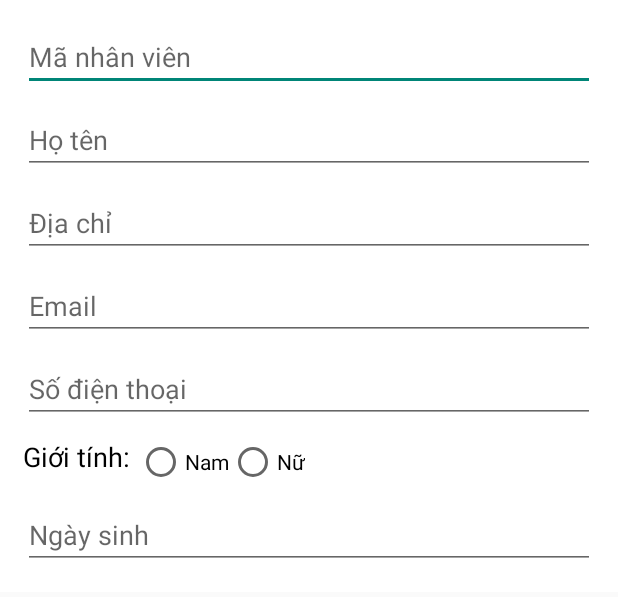
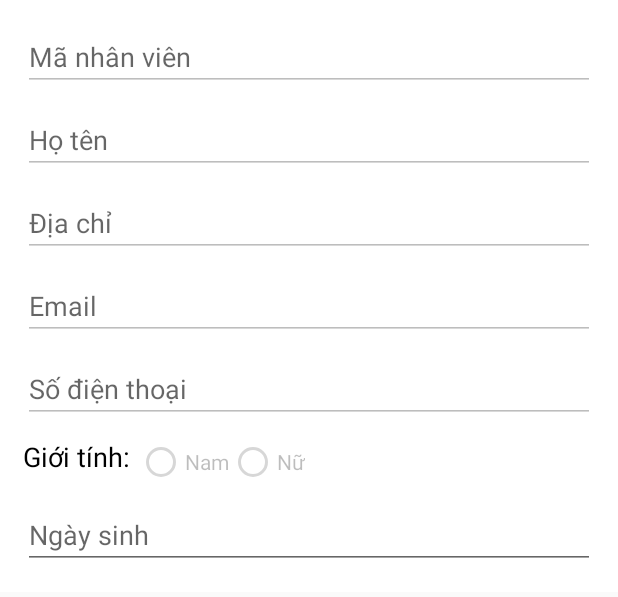
Before and after one commit to NguyenHoThienThanh/LapTrinhDiDong, an Android app: the layout item_nhanvien.xml on its own in the app's theme, with its tools: preview values and no code run, on a phone screen of 412 x 824 dp. Shown: the top 597 px of the screen. Run offline under Robolectric (Android 15) with nearby library versions, the phone set to English and light mode, and no system bars.

```diff
--- a/DoAnCuoiKy/app/src/main/res/layout/item_nhanvien.xml
+++ b/DoAnCuoiKy/app/src/main/res/layout/item_nhanvien.xml
@@ -18,7 +18,8 @@
             android:layout_height="wrap_content"
             android:hint="Mã nhân viên"
             android:textColor="#000000"
-            android:textSize="18sp"/>
+            android:textSize="18sp"
+            android:enabled="false"/>
 
         <EditText
             android:id="@+id/edt_ho_ten"
@@ -27,7 +28,8 @@
             android:hint="Họ tên"
             android:textColor="#000000"
             android:textSize="18sp"
-            android:layout_marginTop="10dp"/>
+            android:layout_marginTop="10dp"
+            android:enabled="false"/>
 
         <EditText
             android:id="@+id/edt_dia_chi"
@@ -36,7 +38,8 @@
             android:hint="Địa chỉ"
             android:textColor="#000000"
             android:textSize="18sp"
-            android:layout_marginTop="10dp"/>
+            android:layout_marginTop="10dp"
+            android:enabled="false"/>
 
         <EditText
             android:id="@+id/edt_email"
@@ -45,7 +48,8 @@
             android:hint="Email"
             android:textColor="#000000"
             android:textSize="18sp"
-            android:layout_marginTop="10dp"/>
+            android:layout_marginTop="10dp"
+            android:enabled="false"/>
 
         <EditText
             android:id="@+id/edt_so_dt"
@@ -55,7 +59,8 @@
             android:textColor="#000000"
             android:textSize="18sp"
             android:inputType="phone"
-            android:layout_marginTop="10dp"/>
+            android:layout_marginTop="10dp"
+            android:enabled="false"/>
 
         <LinearLayout
             android:layout_width="match_parent"
@@ -80,13 +85,15 @@
                     android:id="@+id/rb_nam"
                     android:layout_width="wrap_content"
                     android:layout_height="wrap_content"
-                    android:text="Nam"/>
+                    android:text="Nam"
+                    android:enabled="false"/>
 
                 <RadioButton
                     android:id="@+id/rb_nu"
                     android:layout_width="wrap_content"
                     android:layout_height="wrap_content"
-                    android:text="Nữ"/>
+                    android:text="Nữ"
+                    android:enabled="false"/>
 
             </RadioGroup>
         </LinearLayout>
@@ -99,6 +106,6 @@
             android:textColor="#000000"
             android:textSize="18sp"
             android:layout_marginTop="10dp"
-            android:focusable="false" /> <!-- Ngăn người dùng nhập trực tiếp -->
+            android:focusable="false" /> <!-- Đã ngăn người dùng nhập trực tiếp -->
     </LinearLayout>
 </androidx.constraintlayout.widget.ConstraintLayout>
```
Also changed, not shown: DoAnCuoiKy/app/src/main/java/com/example/doancuoiky/activity/admin/AdminStaffActivity.java (+56 -32 lines), DoAnCuoiKy/app/src/main/java/com/example/doancuoiky/adapter/AdminStaffAdapter.java (+13 -1 lines), DoAnCuoiKy/app/src/main/java/com/example/doancuoiky/dao/NhanVienDAO.java (+4 -4 lines).
